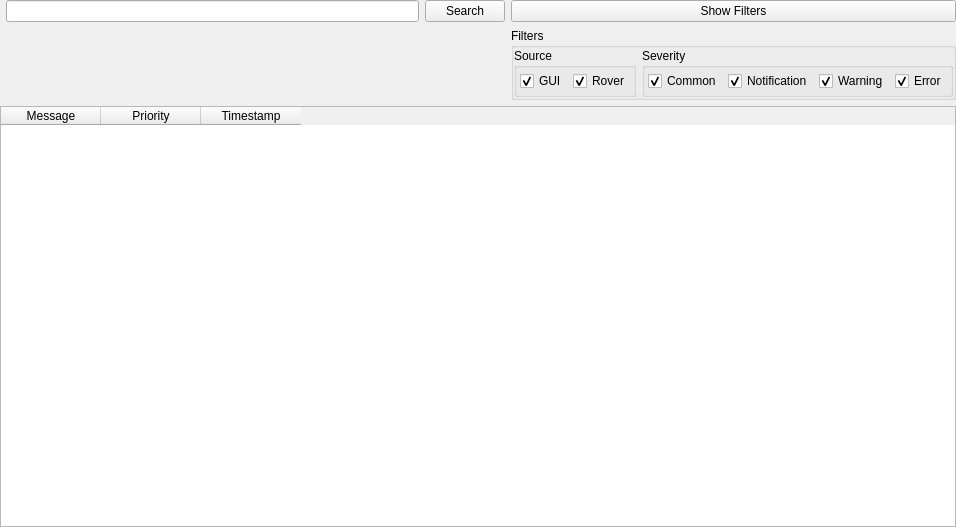
The window that src/designer/widget_logger.ui (marsinstituteSC/MissionControl) describes before a commit, drawn with Qt 5.
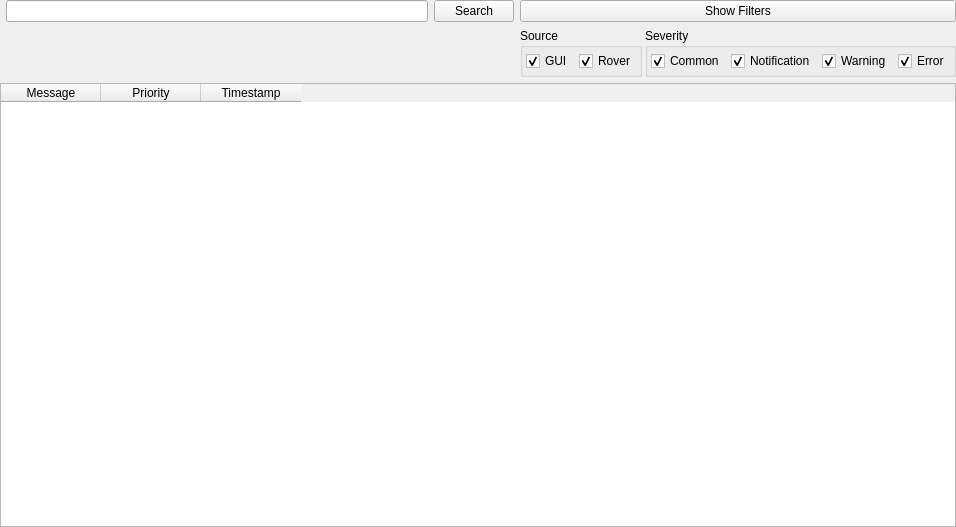
The same window after the commit.

Commit message:
- Changed filterbox from group to frame
- Reason: Ability to remove the redundant frame lines from groupbox.

```diff
--- a/src/designer/widget_logger.ui
+++ b/src/designer/widget_logger.ui
@@ -32,135 +32,6 @@
    <property name="bottomMargin">
     <number>0</number>
    </property>
-   <item row="1" column="3">
-    <widget class="QGroupBox" name="filterBox">
-     <property name="title">
-      <string>Filters</string>
-     </property>
-     <layout class="QGridLayout" name="gridLayout" columnstretch="0,0,0,0">
-      <property name="sizeConstraint">
-       <enum>QLayout::SetDefaultConstraint</enum>
-      </property>
-      <property name="leftMargin">
-       <number>0</number>
-      </property>
-      <property name="topMargin">
-       <number>0</number>
-      </property>
-      <property name="rightMargin">
-       <number>0</number>
-      </property>
-      <property name="bottomMargin">
-       <number>0</number>
-      </property>
-      <property name="spacing">
-       <number>6</number>
-      </property>
-      <item row="2" column="2">
-       <widget class="QGroupBox" name="groupFilterSource">
-        <property name="title">
-         <string>Source</string>
-        </property>
-        <layout class="QGridLayout" name="gridLayout_4">
-         <property name="leftMargin">
-          <number>3</number>
-         </property>
-         <property name="topMargin">
-          <number>3</number>
-         </property>
-         <property name="rightMargin">
-          <number>3</number>
-         </property>
-         <property name="bottomMargin">
-          <number>3</number>
-         </property>
-         <item row="0" column="0">
-          <widget class="QCheckBox" name="checkFilterGUI">
-           <property name="text">
-            <string>GUI</string>
-           </property>
-           <property name="checked">
-            <bool>true</bool>
-           </property>
-          </widget>
-         </item>
-         <item row="0" column="1">
-          <widget class="QCheckBox" name="checkFilterRover">
-           <property name="text">
-            <string>Rover</string>
-           </property>
-           <property name="checked">
-            <bool>true</bool>
-           </property>
-          </widget>
-         </item>
-        </layout>
-       </widget>
-      </item>
-      <item row="2" column="3">
-       <widget class="QGroupBox" name="groupFilterPriorities">
-        <property name="title">
-         <string>Severity</string>
-        </property>
-        <layout class="QGridLayout" name="gridLayout_3">
-         <property name="leftMargin">
-          <number>3</number>
-         </property>
-         <property name="topMargin">
-          <number>3</number>
-         </property>
-         <property name="rightMargin">
-          <number>3</number>
-         </property>
-         <property name="bottomMargin">
-          <number>3</number>
-         </property>
-         <item row="0" column="0">
-          <widget class="QCheckBox" name="checkPrioCommon">
-           <property name="text">
-            <string>Common</string>
-           </property>
-           <property name="checked">
-            <bool>true</bool>
-           </property>
-          </widget>
-         </item>
-         <item row="0" column="1">
-          <widget class="QCheckBox" name="checkPrioNotif">
-           <property name="text">
-            <string>Notification</string>
-           </property>
-           <property name="checked">
-            <bool>true</bool>
-           </property>
-          </widget>
-         </item>
-         <item row="0" column="2">
-          <widget class="QCheckBox" name="checkPrioWarn">
-           <property name="text">
-            <string>Warning</string>
-           </property>
-           <property name="checked">
-            <bool>true</bool>
-           </property>
-          </widget>
-         </item>
-         <item row="0" column="3">
-          <widget class="QCheckBox" name="checkPrioErr">
-           <property name="text">
-            <string>Error</string>
-           </property>
-           <property name="checked">
-            <bool>true</bool>
-           </property>
-          </widget>
-         </item>
-        </layout>
-       </widget>
-      </item>
-     </layout>
-    </widget>
-   </item>
    <item row="4" column="0" colspan="4">
     <widget class="QTableWidget" name="loggerTable">
      <property name="editTriggers">
@@ -221,6 +92,135 @@
    <item row="0" column="1">
     <widget class="QLineEdit" name="searchText"/>
    </item>
+   <item row="2" column="3">
+    <widget class="QFrame" name="filterBox">
+     <property name="frameShape">
+      <enum>QFrame::NoFrame</enum>
+     </property>
+     <property name="frameShadow">
+      <enum>QFrame::Raised</enum>
+     </property>
+     <layout class="QGridLayout" name="gridLayout_5">
+      <property name="leftMargin">
+       <number>0</number>
+      </property>
+      <property name="topMargin">
+       <number>0</number>
+      </property>
+      <property name="rightMargin">
+       <number>0</number>
+      </property>
+      <property name="bottomMargin">
+       <number>0</number>
+      </property>
+      <property name="spacing">
+       <number>3</number>
+      </property>
+      <item row="0" column="0">
+       <widget class="QGroupBox" name="groupFilterSource">
+        <property name="title">
+         <string>Source</string>
+        </property>
+        <layout class="QGridLayout" name="gridLayout_4">
+         <property name="leftMargin">
+          <number>3</number>
+         </property>
+         <property name="topMargin">
+          <number>3</number>
+         </property>
+         <property name="rightMargin">
+          <number>3</number>
+         </property>
+         <property name="bottomMargin">
+          <number>3</number>
+         </property>
+         <item row="0" column="0">
+          <widget class="QCheckBox" name="checkFilterGUI">
+           <property name="text">
+            <string>GUI</string>
+           </property>
+           <property name="checked">
+            <bool>true</bool>
+           </property>
+          </widget>
+         </item>
+         <item row="0" column="1">
+          <widget class="QCheckBox" name="checkFilterRover">
+           <property name="text">
+            <string>Rover</string>
+           </property>
+           <property name="checked">
+            <bool>true</bool>
+           </property>
+          </widget>
+         </item>
+        </layout>
+       </widget>
+      </item>
+      <item row="0" column="1">
+       <widget class="QGroupBox" name="groupFilterPriorities">
+        <property name="title">
+         <string>Severity</string>
+        </property>
+        <layout class="QGridLayout" name="gridLayout_3">
+         <property name="leftMargin">
+          <number>3</number>
+         </property>
+         <property name="topMargin">
+          <number>3</number>
+         </property>
+         <property name="rightMargin">
+          <number>3</number>
+         </property>
+         <property name="bottomMargin">
+          <number>3</number>
+         </property>
+         <item row="0" column="0">
+          <widget class="QCheckBox" name="checkPrioCommon">
+           <property name="text">
+            <string>Common</string>
+           </property>
+           <property name="checked">
+            <bool>true</bool>
+           </property>
+          </widget>
+         </item>
+         <item row="0" column="1">
+          <widget class="QCheckBox" name="checkPrioNotif">
+           <property name="text">
+            <string>Notification</string>
+           </property>
+           <property name="checked">
+            <bool>true</bool>
+           </property>
+          </widget>
+         </item>
+         <item row="0" column="2">
+          <widget class="QCheckBox" name="checkPrioWarn">
+           <property name="text">
+            <string>Warning</string>
+           </property>
+           <property name="checked">
+            <bool>true</bool>
+           </property>
+          </widget>
+         </item>
+         <item row="0" column="3">
+          <widget class="QCheckBox" name="checkPrioErr">
+           <property name="text">
+            <string>Error</string>
+           </property>
+           <property name="checked">
+            <bool>true</bool>
+           </property>
+          </widget>
+         </item>
+        </layout>
+       </widget>
+      </item>
+     </layout>
+    </widget>
+   </item>
   </layout>
  </widget>
  <resources/>
```
The commit also changes 1 other file.
